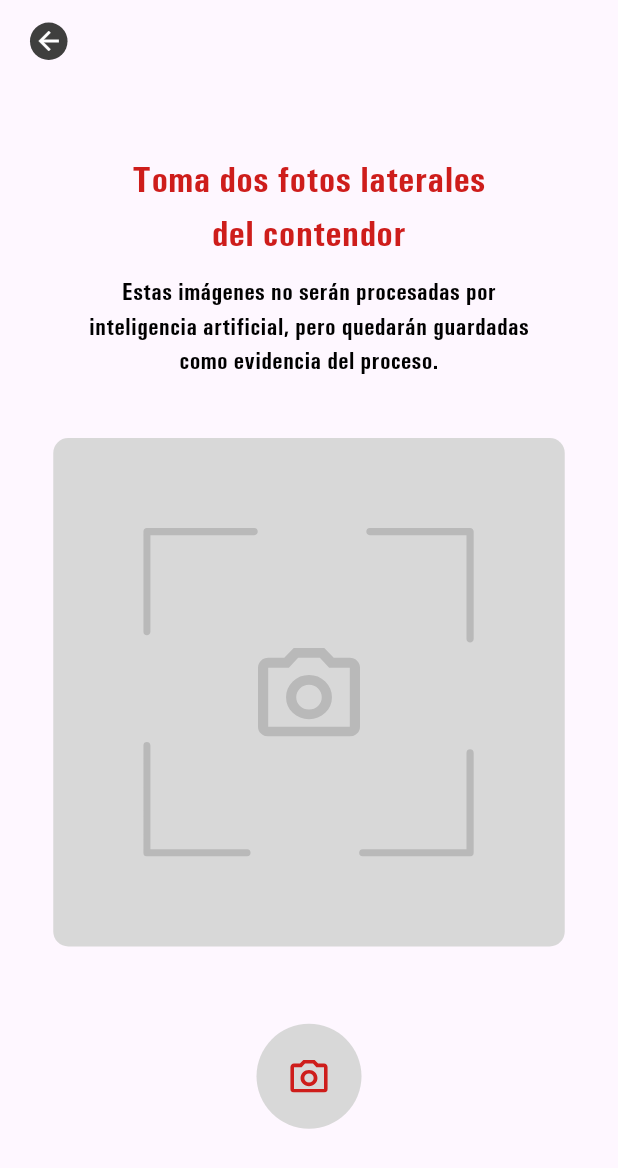
After one commit to JoseDev9706/agunsa, a Flutter app: the TakeAditionalPhotos screen opened directly, on a phone screen of 412 x 824 dp. The commit adds this screen. Shown: the top 1168 px of the screen. Run offline on Flutter 3.47's test engine with Material 3 defaults, Android fonts, the phone set to English and light mode, and no system bars; our stand-ins replace dio, flutter_riverpod, flutter_svg, image_picker, permission_handler, riverpod_annotation; missing offline and left inert: amplify_auth_cognito, amplify_flutter; generated files the repository leaves out were written again; project files that could hold a hidden picture were left out.

Commit message:
update screens

```diff
--- a/lib/core/router/app_router.dart
+++ b/lib/core/router/app_router.dart
@@ -3,6 +3,8 @@ import 'package:agunsa/features/auth/display/screens/register_screen.dart';
 import 'package:agunsa/features/profile/display/screens/change_password.dart';
 import 'package:agunsa/features/profile/display/screens/profile_screen.dart';
 import 'package:agunsa/features/profile/display/screens/security_screen.dart';
+import 'package:agunsa/features/transactions/display/screens/container_info.dart';
+import 'package:agunsa/features/transactions/display/screens/take_aditional_photos.dart';
 import 'package:agunsa/features/transactions/display/screens/take_container_screen.dart';
 import 'package:agunsa/features/transactions/display/screens/transtacions_screen.dart';
 import 'package:agunsa/home/display/screens/home_screen.dart';
@@ -19,6 +21,8 @@ enum AppRoute {
   changePassword,
   transactions,
   takeContainer,
+  takeAditionalPhotos,
+  containerInfo,
 }
 
 class AppRouterDelegate extends RouterDelegate<AppRoute>
@@ -104,6 +108,10 @@ class AppRouterDelegate extends RouterDelegate<AppRoute>
         return const TransactionsScreen();
       case AppRoute.takeContainer:
         return const TakeContainerScreen();
+      case AppRoute.takeAditionalPhotos:
+        return const TakeAditionalPhotos();
+      case AppRoute.containerInfo:
+        return ContainerInfo(args: _args);
       default:
         return const LoginScreen();
     }
--- a/lib/features/transactions/display/providers/transactions_provider.dart
+++ b/lib/features/transactions/display/providers/transactions_provider.dart
@@ -1,4 +1,4 @@
 import 'package:flutter_riverpod/flutter_riverpod.dart';
 import 'package:image_picker/image_picker.dart';
 
-final imageProvider = StateProvider<XFile?>((ref) => null);
+final imageProvider = StateProvider<List<XFile?>>((ref) => []);
--- /dev/null
+++ b/lib/features/transactions/display/screens/take_aditional_photos.dart
@@ -0,0 +1,157 @@
+import 'dart:developer';
+import 'dart:io';
+
+import 'package:agunsa/core/router/app_router.dart';
+import 'package:agunsa/core/router/routes_provider.dart';
+import 'package:agunsa/core/widgets/general_bottom.dart';
+import 'package:agunsa/features/transactions/display/providers/transactions_provider.dart';
+import 'package:agunsa/features/transactions/display/widgets/transaction_app_bar.dart';
+import 'package:agunsa/utils/code_utils.dart';
+import 'package:agunsa/utils/ui_utils.dart';
+import 'package:flutter/material.dart';
+import 'package:flutter_riverpod/flutter_riverpod.dart';
+import 'package:flutter_svg/svg.dart';
+
+class TakeAditionalPhotos extends ConsumerWidget {
+  const TakeAditionalPhotos({super.key});
+
+  @override
+  Widget build(BuildContext context, WidgetRef ref) {
+    UiUtils uiUtils = UiUtils();
+    final images = ref.watch(imageProvider);
+    return SafeArea(
+      child: Scaffold(
+        body: Column(
+          children: [
+            TransactionAppBar(
+              uiUtils: uiUtils,
+              title: '',
+            ),
+            Expanded(
+              child: Column(
+                crossAxisAlignment: CrossAxisAlignment.center,
+                children: [
+                  const SizedBox(height: 10),
+                  SizedBox(
+                    width: uiUtils.screenWidth * 0.6,
+                    child: Text(
+                      textAlign: TextAlign.center,
+                      'Toma dos fotos laterales del contendor',
+                      style: TextStyle(
+                          color: uiUtils.primaryColor,
+                          fontSize: 25,
+                          fontWeight: FontWeight.bold),
+                    ),
+                  ),
+                  const SizedBox(height: 10),
+                  SizedBox(
+                    width: uiUtils.screenWidth * 0.75,
+                    child: Text(
+                      textAlign: TextAlign.center,
+                      'Estas imágenes no serán procesadas por inteligencia artificial, pero quedarán guardadas como evidencia del proceso.',
+                      style: TextStyle(
+                        color: uiUtils.black,
+                        fontSize: 16,
+                        fontWeight: FontWeight.bold,
+                      ),
+                    ),
+                  ),
+                  const SizedBox(height: 40),
+                  Container(
+                    padding: const EdgeInsets.symmetric(
+                        horizontal: 60, vertical: 60),
+                    decoration: BoxDecoration(
+                        color: uiUtils.labelColor,
+                        borderRadius: BorderRadius.circular(10)),
+                    child: Stack(
+                      children: [
+                        SvgPicture.asset('assets/svg/camera_port.svg'),
+                        Positioned.fill(
+                          child: Center(
+                            child: SvgPicture.asset('assets/svg/camera.svg'),
+                          ),
+                        ),
+                      ],
+                    ),
+                  ),
+                  const Spacer(),
+                  GestureDetector(
+                    onTap: () async {
+                     if (images.length < 3) {
+                         final capturedImage =
+                          await CodeUtils().checkCameraPermission(context);
+                      if (capturedImage != null) {
+                        ref.read(imageProvider.notifier).state = images
+                          ..add(capturedImage);
+                      }
+                      }else {
+                        log('Ya se han tomado las fotos necesarias');
+                      }
+                    },
+                    child: CircleAvatar(
+                      radius: 35,
+                      backgroundColor: uiUtils.labelColor,
+                      child: SvgPicture.asset(
+                        'assets/svg/camera.svg',
+                        width: 25,
+                        height: 25,
+                        color: uiUtils.primaryColor,
+                      ),
+                    ),
+                  ),
+                  const SizedBox(height: 20),
+                  if (images.length >= 3) ...[
+                    Padding(
+                      padding: const EdgeInsets.symmetric(horizontal: 40),
+                      child: Row(
+                        children: [
+                          ...images
+                              .asMap()
+                              .entries
+                              .where((entry) => entry.key >= 1)
+                              .map((entry) {
+                            return Container(
+                              margin: const EdgeInsets.only(right: 8),
+                              height: uiUtils.screenHeight * 0.09,
+                              width: uiUtils.screenWidth * 0.2,
+                              decoration: BoxDecoration(
+                                color: uiUtils.labelColor,
+                                borderRadius: BorderRadius.circular(5),
+                              ),
+                              child: ClipRRect(
+                                borderRadius: BorderRadius.circular(5),
+                                child: Image.file(
+                                  File(entry.value!.path),
+                                  fit: BoxFit.fill,
+                                ),
+                              ),
+                            );
+                          }),
+                          Spacer(),
+                          GeneralBottom(
+                            width: uiUtils.screenWidth * 0.3,
+                            color: uiUtils.primaryColor,
+                            text: 'CONFIRMAR',
+                            onTap: () {
+                              ref.read(routerDelegateProvider).push(AppRoute.containerInfo,
+                                  args: {
+                                    'images': images,
+                                    'isContainer': true,
+                                  });
+                            },
+                            textColor: uiUtils.whiteColor,
+                          ),
+                        ],
+                      ),
+                    ),
+                  ],
+                  const Spacer(),
+                ],
+              ),
+            )
+          ],
+        ),
+      ),
+    );
+  }
+}
```
Also changed, not shown: lib/core/widgets/general_bottom.dart (+26 -6 lines), lib/features/transactions/display/screens/container_info.dart (added, +409 -0 lines), lib/features/transactions/display/screens/take_container_screen.dart (+24 -7 lines), lib/features/transactions/display/widgets/transaction_app_bar.dart (+5 -3 lines), assets/svg/drop_rigth.svg (added), assets/svg/icon-info.svg (added), assets/svg/next-paginator.png (deleted).
